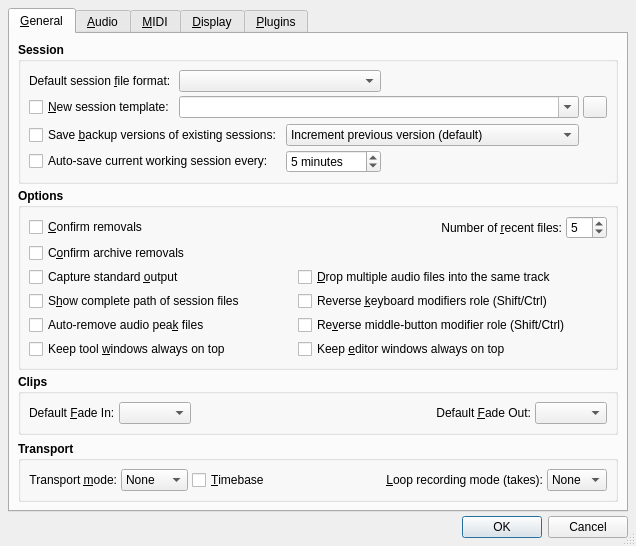
First picture: the form in src/qtractorOptionsForm.ui, repository rncbc/qtractor, before the edit.
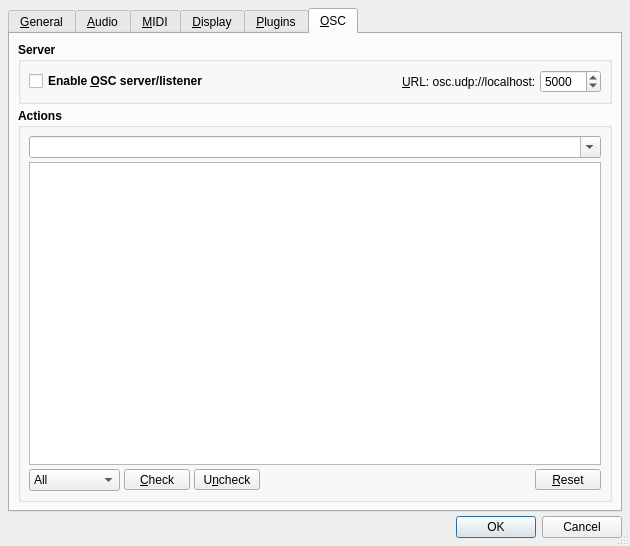
Second picture: the form after the edit. The open tabs and pages were chosen to show the change. Icons and pictures are not drawn. Custom widgets are drawn as their Qt base class.

Commit message: - OSC (Open Sound Control) suppoer has been finally introduced,   similar to keyboard and MIDI controller shortcuts, it allows   the discrete mapping of OSC handlers to any main menu command   actions (cf. View/Options.../OSC) (EXPERIMENTAL)

Patch:
```diff
--- a/src/qtractorOptionsForm.ui
+++ b/src/qtractorOptionsForm.ui
@@ -4057,13 +4057,13 @@
              <widget class="QToolButton" name="PluginPathAddToolButton">
               <property name="minimumSize">
                <size>
-                <width>66</width>
+                <width>60</width>
                 <height>22</height>
                </size>
               </property>
               <property name="maximumSize">
                <size>
-                <width>60</width>
+                <width>66</width>
                 <height>24</height>
                </size>
               </property>
@@ -4115,13 +4115,13 @@
            <widget class="QToolButton" name="PluginPathRemoveToolButton">
             <property name="minimumSize">
              <size>
-              <width>66</width>
+              <width>60</width>
               <height>22</height>
              </size>
             </property>
             <property name="maximumSize">
              <size>
-              <width>60</width>
+              <width>66</width>
               <height>24</height>
              </size>
             </property>
@@ -4146,13 +4146,13 @@
            <widget class="QToolButton" name="PluginPathUpToolButton">
             <property name="minimumSize">
              <size>
-              <width>66</width>
+              <width>60</width>
               <height>22</height>
              </size>
             </property>
             <property name="maximumSize">
              <size>
-              <width>60</width>
+              <width>66</width>
               <height>24</height>
              </size>
             </property>
@@ -4177,13 +4177,13 @@
            <widget class="QToolButton" name="PluginPathDownToolButton">
             <property name="minimumSize">
              <size>
-              <width>66</width>
+              <width>60</width>
               <height>22</height>
              </size>
             </property>
             <property name="maximumSize">
              <size>
-              <width>60</width>
+              <width>66</width>
               <height>24</height>
              </size>
             </property>
@@ -4632,6 +4632,283 @@
        </item>
       </layout>
      </widget>
+     <widget class="QWidget" name="OscTabPage">
+      <attribute name="title">
+       <string>&amp;OSC</string>
+      </attribute>
+      <layout class="QVBoxLayout">
+       <property name="spacing">
+        <number>4</number>
+       </property>
+       <property name="margin">
+        <number>8</number>
+       </property>
+       <item>
+        <widget class="QGroupBox" name="OscServerGroupBox">
+         <property name="font">
+          <font>
+           <weight>75</weight>
+           <bold>true</bold>
+          </font>
+         </property>
+         <property name="title">
+          <string>Server</string>
+         </property>
+         <property name="flat">
+          <bool>true</bool>
+         </property>
+         <layout class="QGridLayout">
+          <item row="0" column="0">
+           <widget class="QCheckBox" name="OscServerCheckBox">
+            <property name="font">
+             <font>
+              <weight>75</weight>
+              <bold>false</bold>
+             </font>
+            </property>
+            <property name="toolTip">
+             <string>Whether to enable OSC control server/listener</string>
+            </property>
+            <property name="text">
+             <string>Enable &amp;OSC server/listener</string>
+            </property>
+           </widget>
+          </item>
+          <item row="0" column="1">
+           <spacer>
+            <property name="orientation">
+             <enum>Qt::Horizontal</enum>
+            </property>
+            <property name="sizeHint">
+             <size>
+              <width>120</width>
+              <height>20</height>
+             </size>
+            </property>
+           </spacer>
+          </item>
+          <item row="0" column="2">
+           <widget class="QLabel" name="OscServerPortTextLabel">
+            <property name="font">
+             <font>
+              <weight>50</weight>
+              <bold>false</bold>
+             </font>
+            </property>
+            <property name="text">
+             <string>&amp;URL: osc.udp://localhost:</string>
+            </property>
+            <property name="buddy">
+             <cstring>OscServerPortSpinBox</cstring>
+            </property>
+           </widget>
+          </item>
+          <item row="0" column="3">
+           <widget class="QSpinBox" name="OscServerPortSpinBox">
+            <property name="font">
+             <font>
+              <weight>50</weight>
+              <bold>false</bold>
+             </font>
+            </property>
+            <property name="toolTip">
+             <string>OSC server/listener port</string>
+            </property>
+            <property name="minimum">
+             <number>1024</number>
+            </property>
+            <property name="maximum">
+             <number>65535</number>
+            </property>
+            <property name="value">
+             <number>5000</number>
+            </property>
+           </widget>
+          </item>
+         </layout>
+        </widget>
+       </item>
+       <item>
+        <widget class="QGroupBox" name="OscActionsGroupBox">
+         <property name="font">
+          <font>
+           <weight>75</weight>
+           <bold>true</bold>
+          </font>
+         </property>
+         <property name="title">
+          <string>Actions</string>
+         </property>
+         <property name="flat">
+          <bool>true</bool>
+         </property>
+         <layout class="QVBoxLayout">
+          <item>
+           <widget class="QComboBox" name="OscActionsSearchComboBox" >
+            <property name="font">
+             <font>
+              <weight>50</weight>
+              <bold>false</bold>
+             </font>
+            </property>
+            <property name="toolTip" >
+             <string>OSC actions search string (regular expression)</string>
+            </property>
+            <property name="editable" >
+             <bool>true</bool>
+            </property>
+           </widget>
+          </item>
+          <item>
+           <widget class="QListWidget" name="OscActionsListWidget">
+            <property name="font">
+             <font>
+              <weight>50</weight>
+              <bold>false</bold>
+             </font>
+            </property>
+            <property name="toolTip">
+             <string>OSC actions</string>
+            </property>
+            <property name="selectionBehavior">
+             <enum>QAbstractItemView::SelectRows</enum>
+            </property>
+            <property name="uniformItemSizes">
+             <bool>true</bool>
+            </property>
+           </widget>
+          </item>
+          <item>
+           <layout class="QHBoxLayout">
+            <item>
+             <widget class="QComboBox" name="OscActionsFilterComboBox">
+              <property name="minimumSize">
+               <size>
+                <width>66</width>
+                <height>0</height>
+               </size>
+              </property>
+              <property name="font">
+               <font>
+                <weight>50</weight>
+                <bold>false</bold>
+               </font>
+              </property>
+              <property name="toolTip">
+               <string>OSC actions filter</string>
+              </property>
+              <item>
+               <property name="text">
+                <string>All</string>
+               </property>
+              </item>
+              <item>
+               <property name="text">
+                <string>Checked</string>
+               </property>
+              </item>
+              <item>
+               <property name="text">
+                <string>Unchecked</string>
+               </property>
+              </item>
+             </widget>
+            </item>
+            <item>
+             <widget class="QToolButton" name="OscActionsCheckToolButton">
+              <property name="minimumSize">
+               <size>
+                <width>66</width>
+                <height>0</height>
+               </size>
+              </property>
+              <property name="font">
+               <font>
+                <weight>50</weight>
+                <bold>false</bold>
+               </font>
+              </property>
+              <property name="toolTip">
+               <string>Check OSC actions</string>
+              </property>
+              <property name="text">
+               <string>&amp;Check</string>
+              </property>
+              <property name="toolButtonStyle">
+               <enum>Qt::ToolButtonTextBesideIcon</enum>
+              </property>
+             </widget>
+            </item>
+            <item>
+             <widget class="QToolButton" name="OscActionsUncheckToolButton">
+              <property name="minimumSize">
+               <size>
+                <width>66</width>
+                <height>0</height>
+               </size>
+              </property>
+              <property name="font">
+               <font>
+                <weight>50</weight>
+                <bold>false</bold>
+               </font>
+              </property>
+              <property name="toolTip">
+               <string>Uncheck OSC actions</string>
+              </property>
+              <property name="text">
+               <string>U&amp;ncheck</string>
+              </property>
+              <property name="toolButtonStyle">
+               <enum>Qt::ToolButtonTextBesideIcon</enum>
+              </property>
+             </widget>
+            </item>
+            <item>
+             <spacer>
+              <property name="orientation">
+               <enum>Qt::Horizontal</enum>
+              </property>
+              <property name="sizeHint">
+               <size>
+                <width>120</width>
+                <height>20</height>
+               </size>
+              </property>
+             </spacer>
+            </item>
+            <item>
+             <widget class="QToolButton" name="OscActionsResetToolButton">
+              <property name="minimumSize">
+               <size>
+                <width>66</width>
+                <height>0</height>
+               </size>
+              </property>
+              <property name="font">
+               <font>
+                <weight>50</weight>
+                <bold>false</bold>
+               </font>
+              </property>
+              <property name="toolTip">
+               <string>Reset OSC actions</string>
+              </property>
+              <property name="text">
+               <string>&amp;Reset</string>
+              </property>
+              <property name="toolButtonStyle">
+               <enum>Qt::ToolButtonTextBesideIcon</enum>
+              </property>
+             </widget>
+            </item>
+           </layout>
+          </item>
+         </layout>
+        </widget>
+       </item>
+      </layout>
+     </widget>
     </widget>
    </item>
    <item>
```
Left out of the diff: 7 changed lines with no effect on the pictures. The commit also changes 21 other files.
